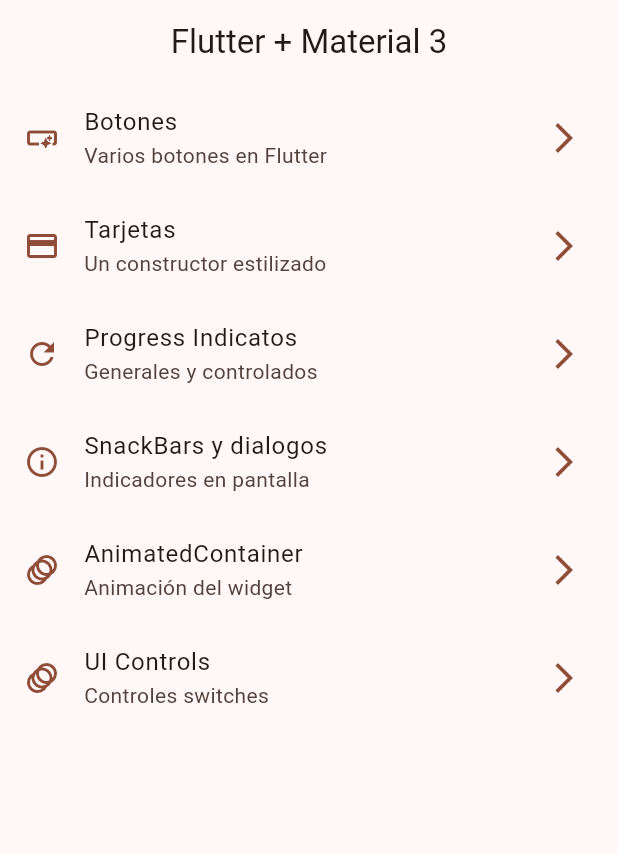
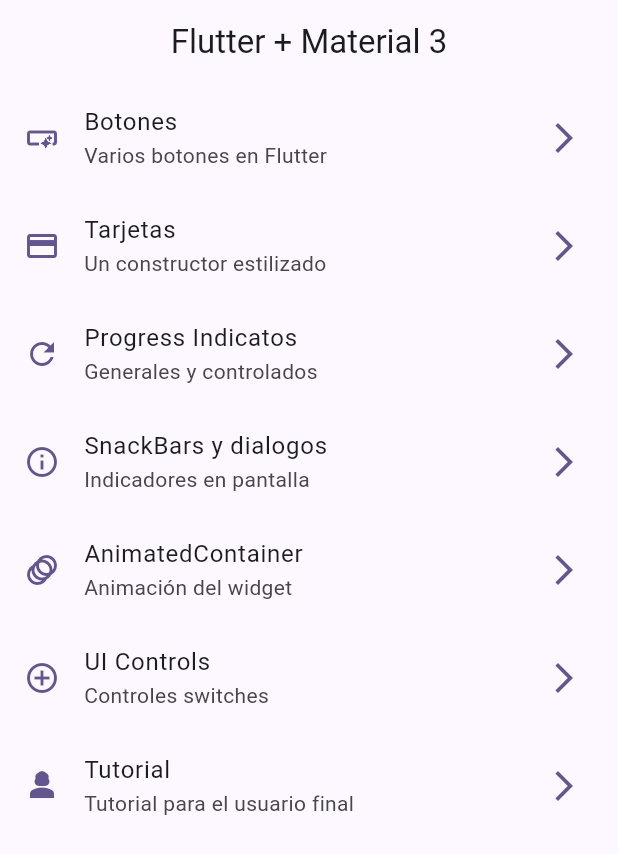
Before and after one commit to ErnestAlf222/widgetsApp, a Flutter app: the screen it shows after launch, on a phone screen of 412 x 824 dp. Shown: the top 854 px of the screen. Run offline on Flutter 3.47's test engine with Material 3 defaults, Android fonts, the phone set to English and light mode, and no system bars; our stand-ins replace go_router.

Commit message:
images Added

```diff
--- a/lib/config/menu/menu_items.dart
+++ b/lib/config/menu/menu_items.dart
@@ -55,7 +55,14 @@ class MenuItem {
       title: 'UI Controls',
       subTitle: 'Controles switches',
       link: '/ui-controls',
-      icon: Icons.animation_rounded
+      icon: Icons.control_point
+      ),
+    MenuItem(
+      title: 'Tutorial',
+      subTitle: 'Tutorial para el usuario final',
+      link: '/tutorial',
+      icon: Icons.person_3
       ),
 
+
   ];
--- a/lib/config/router/app_router.dart
+++ b/lib/config/router/app_router.dart
@@ -42,5 +42,10 @@ final appRouter = GoRouter(
       name: UIControlsScreen.name,
       builder: (context, state) => const UIControlsScreen(),
     ),
+    GoRoute(
+      path: '/tutorial',
+      name: AppTutorialScreen.name,
+      builder: (context, state) => const AppTutorialScreen(),
+    ),
   ],
 );
--- a/lib/main.dart
+++ b/lib/main.dart
@@ -15,7 +15,7 @@ class MainApp extends StatelessWidget {
     return  MaterialApp.router(
       routerConfig: appRouter,
       title: 'Flutter Widgets',
-      theme: AppTheme( selectedColor: 5).getTheme(),
+      theme: AppTheme( selectedColor: 4).getTheme(),
       debugShowCheckedModeBanner: false,
 
 
--- a/lib/presentation/screens/app_tutorial/app_tutorial_screen.dart
+++ b/lib/presentation/screens/app_tutorial/app_tutorial_screen.dart
@@ -8,6 +8,10 @@ class AppTutorialScreen extends StatelessWidget {
 
   @override
   Widget build(BuildContext context) {
-    return Container();
+    return Scaffold(
+      appBar: AppBar(
+        title: const Text('Tutorial'),
+      ),
+    );
   }
 }
--- a/pubspec.yaml
+++ b/pubspec.yaml
@@ -18,3 +18,6 @@ dev_dependencies:
 
 flutter:
   uses-material-design: true
+
+assets:
+  - assets/images/
```
Also changed, not shown: assets/Images/1.png (added), assets/Images/2.png (added), assets/Images/3.png (added), assets/Images/jar-loading.gif (added).
